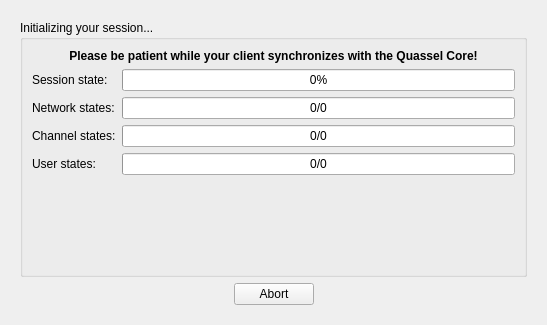
First picture: the form in src/qtui/ui/coreconnectdlg.ui, repository quassel/quassel, before the edit.
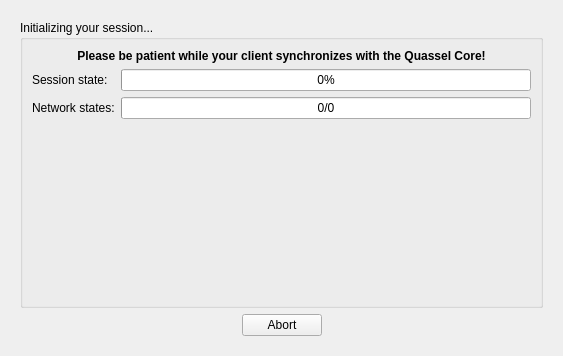
Second picture: the form after the edit. The open tabs and pages were chosen to show the change. Icons and pictures are not drawn.

Commit message: updating the sync dialog according to the new sync system

```diff
--- a/src/qtui/ui/coreconnectdlg.ui
+++ b/src/qtui/ui/coreconnectdlg.ui
@@ -5,8 +5,8 @@
    <rect>
     <x>0</x>
     <y>0</y>
-    <width>519</width>
-    <height>325</height>
+    <width>563</width>
+    <height>356</height>
    </rect>
   </property>
   <property name="sizePolicy" >
@@ -458,8 +458,8 @@
        <rect>
         <x>0</x>
         <y>0</y>
-        <width>511</width>
-        <height>317</height>
+        <width>539</width>
+        <height>332</height>
        </rect>
       </property>
       <layout class="QVBoxLayout" >
@@ -523,49 +523,6 @@
                 </property>
                </widget>
               </item>
-              <item row="2" column="0" >
-               <widget class="QLabel" name="label_4" >
-                <property name="text" >
-                 <string>Channel states:</string>
-                </property>
-               </widget>
-              </item>
-              <item row="2" column="1" >
-               <widget class="QProgressBar" name="channelsProgress" >
-                <property name="maximum" >
-                 <number>1</number>
-                </property>
-                <property name="value" >
-                 <number>0</number>
-                </property>
-                <property name="format" >
-                 <string>0/0</string>
-                </property>
-               </widget>
-              </item>
-              <item row="3" column="0" >
-               <widget class="QLabel" name="label_5" >
-                <property name="text" >
-                 <string>User states:</string>
-                </property>
-               </widget>
-              </item>
-              <item row="3" column="1" >
-               <widget class="QProgressBar" name="ircUsersProgress" >
-                <property name="minimum" >
-                 <number>0</number>
-                </property>
-                <property name="maximum" >
-                 <number>1</number>
-                </property>
-                <property name="value" >
-                 <number>0</number>
-                </property>
-                <property name="format" >
-                 <string>0/0</string>
-                </property>
-               </widget>
-              </item>
              </layout>
             </item>
             <item>
```
Left out of the diff: 14 changed lines with no effect on the pictures. The commit also changes 4 other files.
